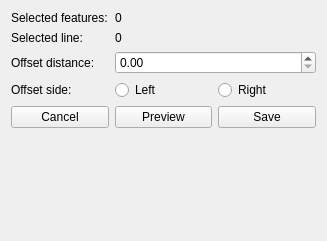
gltn/stdm, file ui/geometry/ui_offset_distance.ui: the form before one commit.
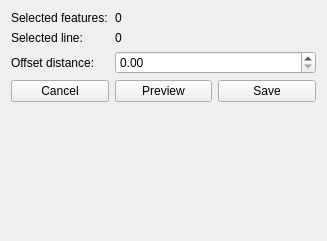
The form after the commit.

Commit message: Removed left right from offset distance

Diff of the .ui file:
```diff
--- a/ui/geometry/ui_offset_distance.ui
+++ b/ui/geometry/ui_offset_distance.ui
@@ -52,49 +52,7 @@
      </property>
     </widget>
    </item>
-   <item row="3" column="0">
-    <widget class="QLabel" name="label_10">
-     <property name="text">
-      <string>Offset side:</string>
-     </property>
-    </widget>
-   </item>
-   <item row="3" column="1">
-    <widget class="QRadioButton" name="offset_side_l">
-     <property name="text">
-      <string>Left</string>
-     </property>
-    </widget>
-   </item>
-   <item row="3" column="2">
-    <widget class="QRadioButton" name="offset_side_r">
-     <property name="text">
-      <string>Right</string>
-     </property>
-    </widget>
-   </item>
-   <item row="4" column="0">
-    <widget class="QPushButton" name="cancel_btn">
-     <property name="text">
-      <string>Cancel</string>
-     </property>
-    </widget>
-   </item>
    <item row="4" column="1">
-    <widget class="QPushButton" name="preview_btn">
-     <property name="text">
-      <string>Preview</string>
-     </property>
-    </widget>
-   </item>
-   <item row="4" column="2">
-    <widget class="QPushButton" name="save_btn">
-     <property name="text">
-      <string>Save</string>
-     </property>
-    </widget>
-   </item>
-   <item row="5" column="1">
     <spacer name="verticalSpacer">
      <property name="orientation">
       <enum>Qt::Vertical</enum>
@@ -107,6 +65,27 @@
      </property>
     </spacer>
    </item>
+   <item row="3" column="1">
+    <widget class="QPushButton" name="preview_btn">
+     <property name="text">
+      <string>Preview</string>
+     </property>
+    </widget>
+   </item>
+   <item row="3" column="2">
+    <widget class="QPushButton" name="save_btn">
+     <property name="text">
+      <string>Save</string>
+     </property>
+    </widget>
+   </item>
+   <item row="3" column="0">
+    <widget class="QPushButton" name="cancel_btn">
+     <property name="text">
+      <string>Cancel</string>
+     </property>
+    </widget>
+   </item>
   </layout>
  </widget>
  <resources/>
```
Left out of the diff: 14 changed lines with no effect on the pictures. The commit also changes 1 other file.
